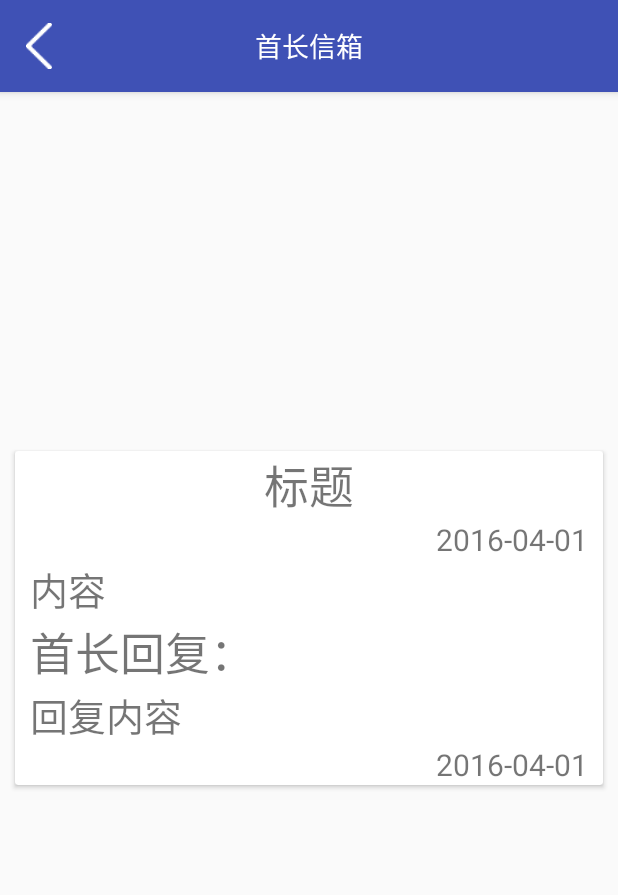
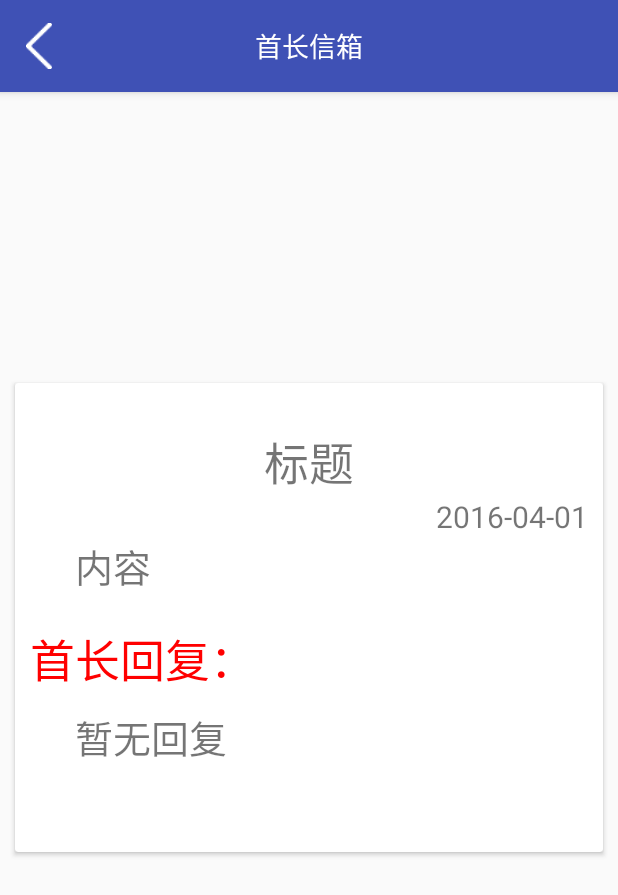
Before and after one commit to jingbeibei/CampHome, an Android app: the LetterDetailedActivity screen opened directly, with no data from a screen before it, on a phone screen of 412 x 824 dp. Shown: the top 895 px of the screen. Run offline under Robolectric (Android 15) with nearby library versions, the phone set to English and light mode, and no system bars; 5 statements that could not run were skipped.

Commit message:
添加首长信箱写信功能

```diff
--- a/app/src/main/AndroidManifest.xml
+++ b/app/src/main/AndroidManifest.xml
@@ -35,7 +35,8 @@
         <activity android:name=".news.NewsDetailedActivity" />
         <activity android:name=".chat.ChatActivity" />
         <activity android:name=".mailbox.ChiefMailboxActivity" />
-        <activity android:name=".mailbox.LetterDetailedActivity"></activity>
+        <activity android:name=".mailbox.LetterDetailedActivity" />
+        <activity android:name=".mailbox.WriteLetterActivity"></activity>
     </application>
 
 </manifest>
--- a/app/src/main/java/com/nuc/camphome/commons/Urls.java
+++ b/app/src/main/java/com/nuc/camphome/commons/Urls.java
@@ -24,4 +24,5 @@ public interface Urls {
     public final static String GetNewsTitleURL = BaseUrl + "GetNewsTitle?";
     public final static String ChatURL = "http://202.207.177.28:88/Chats/Home/chat?username=";
     public final static String GetLetterURL = BaseUrl + "GetLetters?";
+    public final static String PostLetterURL = BaseUrl + "PostLetter?";
 }
--- a/app/src/main/java/com/nuc/camphome/mailbox/LetterDetailedActivity.java
+++ b/app/src/main/java/com/nuc/camphome/mailbox/LetterDetailedActivity.java
@@ -7,16 +7,21 @@ import android.widget.ImageView;
 import android.widget.TextView;
 
 import com.nuc.camphome.R;
+import com.nuc.camphome.beans.Letter;
 import com.nuc.camphome.utils.ActivityCollector;
 
 public class LetterDetailedActivity extends AppCompatActivity {
     private TextView BarTitle;
     private ImageView BackImage;
+    private Letter letter;
+    private TextView letterTitleTV, letterTimeTV, letterContentTV, answerTV, answerTimeTV;
+
     @Override
     protected void onCreate(Bundle savedInstanceState) {
         super.onCreate(savedInstanceState);
         setContentView(R.layout.activity_letter_detailed);
         ActivityCollector.addActivity(this);
+        letter = (Letter) getIntent().getSerializableExtra("letter");
         BarTitle = (TextView) findViewById(R.id.id_bar_title);
         BarTitle.setText("首长信箱");
         BackImage = (ImageView) findViewById(R.id.id_back_arrow_image);
@@ -26,5 +31,25 @@ public class LetterDetailedActivity extends AppCompatActivity {
                 ActivityCollector.removeActivity(LetterDetailedActivity.this);
             }
         });
+        initView();
+
+    }
+
+    private void initView() {
+        letterTitleTV = (TextView) findViewById(R.id.letter_title_tv);
+        letterContentTV = (TextView) findViewById(R.id.letter_contents_tv);
+        letterTimeTV = (TextView) findViewById(R.id.letter_entrytime_tv);
+        answerTV = (TextView) findViewById(R.id.letter_answer_tv);
+        answerTimeTV = (TextView) findViewById(R.id.letter_answertime_tv);
+        letterTitleTV.setText(letter.getTitle());
+        letterTimeTV.setText(letter.getEntryTime().substring(0, 10));
+        letterContentTV.setText(letter.getContents());
+        String answer = letter.getAnswer();
+        String answertime = letter.getAnswerTime().substring(0, 10);
+        if (answertime != null) {
+            answerTV.setText(answer);
+            answerTimeTV.setText(answertime);
+        }
+
     }
 }
--- a/app/src/main/res/layout/activity_letter_detailed.xml
+++ b/app/src/main/res/layout/activity_letter_detailed.xml
@@ -10,9 +10,9 @@
     <android.support.v7.widget.CardView
         android:layout_width="match_parent"
         android:layout_height="wrap_content"
+        android:layout_centerInParent="true"
         android:layout_marginLeft="10dp"
         android:layout_marginRight="10dp"
-        android:layout_centerInParent="true"
 
         >
 
@@ -21,6 +21,7 @@
             android:layout_height="wrap_content"
             android:layout_marginLeft="10dp"
             android:layout_marginRight="10dp"
+            android:layout_marginTop="30dp"
             android:orientation="vertical">
 
             <TextView
@@ -43,15 +44,18 @@
                 android:id="@+id/letter_contents_tv"
                 android:layout_width="wrap_content"
                 android:layout_height="wrap_content"
+                android:layout_marginLeft="30dp"
+                android:layout_marginRight="30dp"
                 android:text="内容"
                 android:textSize="@dimen/textsize_25sp" />
 
             <TextView
-
                 android:layout_width="match_parent"
                 android:layout_height="wrap_content"
+                android:layout_marginTop="20dp"
                 android:gravity="left"
                 android:text="首长回复："
+                android:textColor="#ff0000"
                 android:textSize="30dp" />
 
 
@@ -59,7 +63,10 @@
                 android:id="@+id/letter_answer_tv"
                 android:layout_width="wrap_content"
                 android:layout_height="wrap_content"
-                android:text="回复内容"
+                android:layout_marginLeft="30dp"
+                android:layout_marginRight="30dp"
+                android:layout_marginTop="10dp"
+                android:text="暂无回复"
                 android:textSize="@dimen/textsize_25sp" />
 
             <TextView
@@ -67,7 +74,7 @@
                 android:layout_width="match_parent"
                 android:layout_height="wrap_content"
                 android:gravity="right"
-                android:text="2016-04-01"
+                android:layout_marginBottom="30dp"
                 android:textSize="@dimen/sn_20sp" />
 
         </LinearLayout>
```
Also changed, not shown: app/src/main/java/com/nuc/camphome/mailbox/ChiefMailboxActivity.java (+9 -0 lines), app/src/main/java/com/nuc/camphome/mailbox/WriteLetterActivity.java (added, +119 -0 lines), app/src/main/res/layout/activity_write_letter.xml (added, +51 -0 lines), 1 other file.
